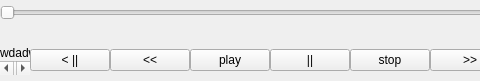
Old version of the form app/playmusic.ui in the repository dmushynska/uamp; both pictures show x 0 to 480 and y 0 to 81 of the 745 by 81 pixel window.
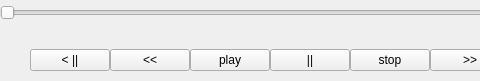
New version of the form.

Diff of the .ui file:
```diff
--- a/app/playmusic.ui
+++ b/app/playmusic.ui
@@ -139,8 +139,8 @@
          <rect>
           <x>0</x>
           <y>0</y>
-          <width>1091</width>
-          <height>16</height>
+          <width>68</width>
+          <height>28</height>
          </rect>
         </property>
         <property name="sizePolicy">
@@ -174,7 +174,7 @@
             </sizepolicy>
            </property>
            <property name="text">
-            <string>wdadwadwwawdatwdytadwyatuatyuatwydtawyudtawydutayutyawdtyawdtyuawtyauwtdyuawdtyuawdtyuawdtyuawtauywtawyutawyudtaywtadyutadwyuadtwyuawtyadwtyuawtadwy</string>
+            <string/>
            </property>
           </widget>
          </item>
```
